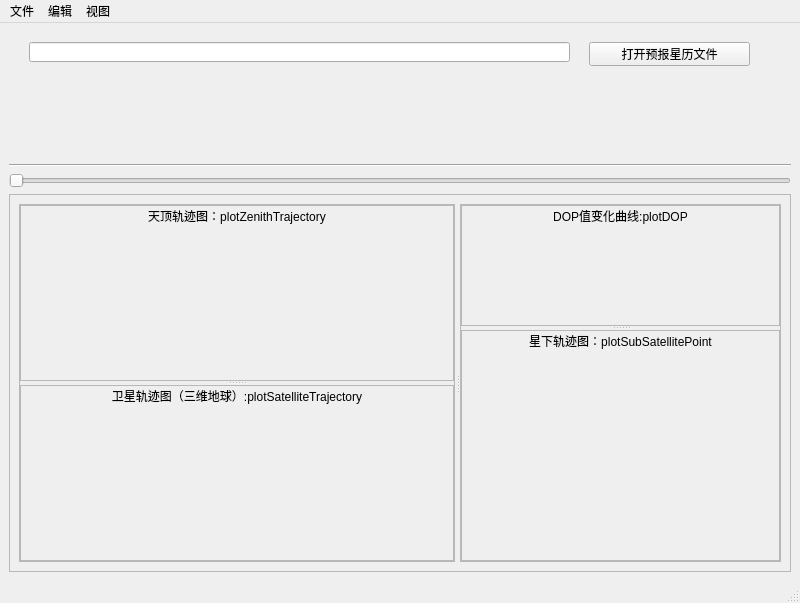
First picture: the form in mainwindow.ui, repository hail-linda/GNSS-Sat-Position, before the edit.
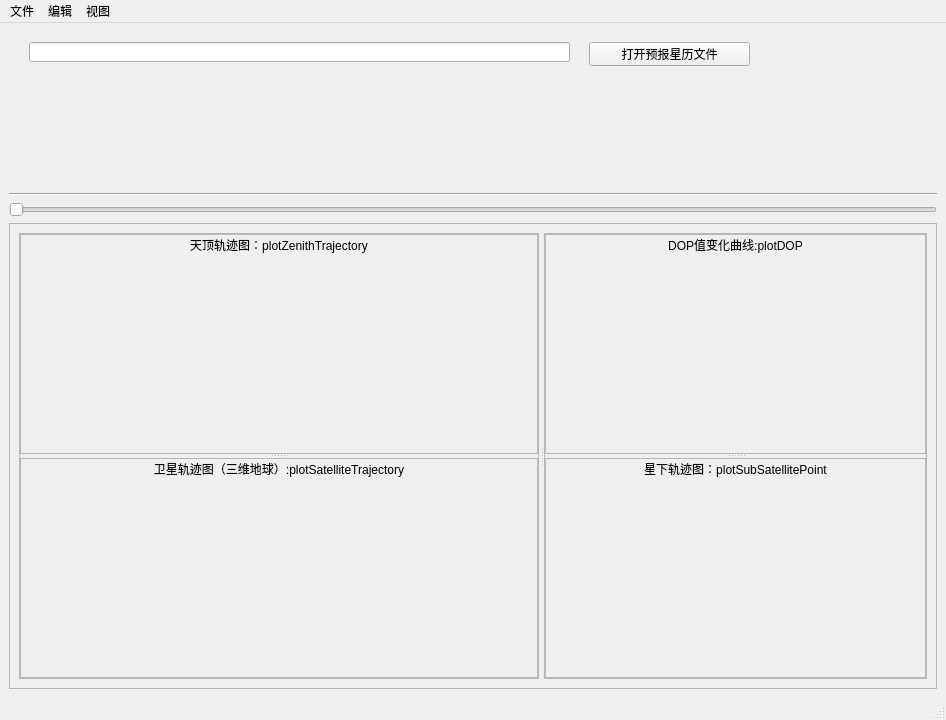
Second picture: the form after the edit.

Commit message: 加两张图、UI修改

The edit to the form file:
```diff
--- a/mainwindow.ui
+++ b/mainwindow.ui
@@ -6,8 +6,8 @@
    <rect>
     <x>0</x>
     <y>0</y>
-    <width>800</width>
-    <height>603</height>
+    <width>946</width>
+    <height>720</height>
    </rect>
   </property>
   <property name="minimumSize">
@@ -300,7 +300,9 @@
                     </widget>
                    </item>
                    <item>
-                    <widget class="QWidget" name="plotDOP" native="true"/>
+                    <widget class="QWidget" name="plotDOP" native="true">
+                     <layout class="QVBoxLayout" name="plotDOPLineChartLayout"/>
+                    </widget>
                    </item>
                   </layout>
                  </item>
@@ -374,8 +376,8 @@
     <rect>
      <x>0</x>
      <y>0</y>
-     <width>800</width>
-     <height>22</height>
+     <width>946</width>
+     <height>23</height>
     </rect>
    </property>
    <widget class="QMenu" name="menu">
```
The commit also changes 1 other file.
